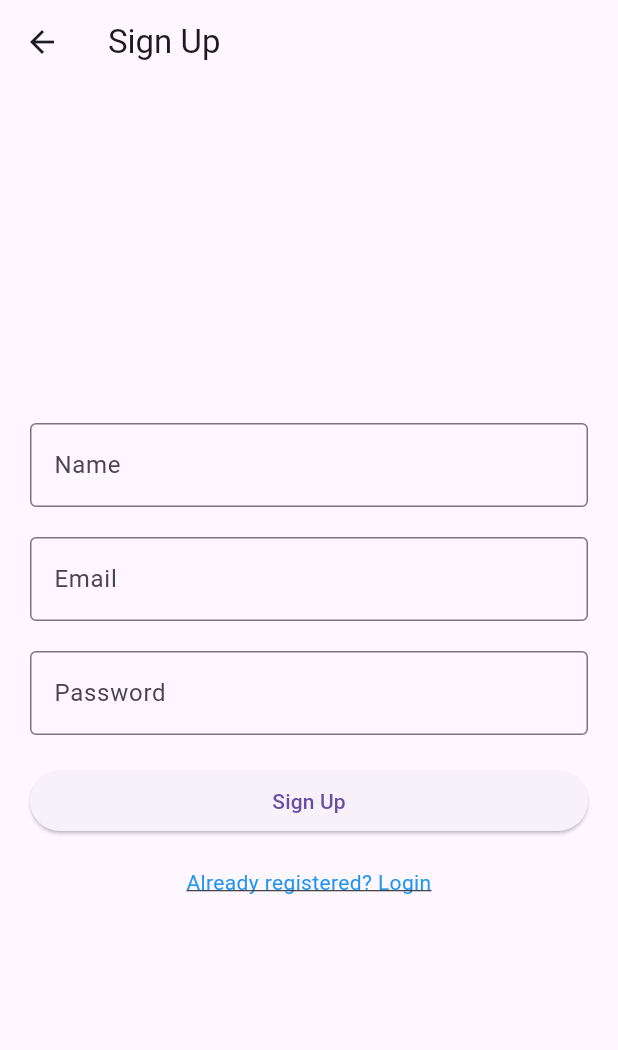
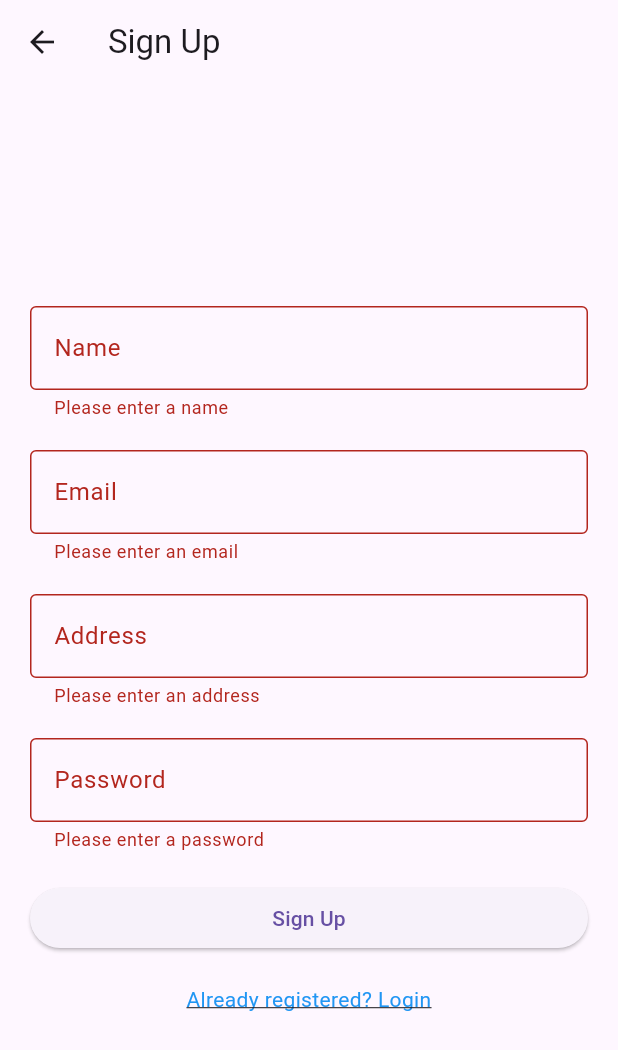
Before and after one commit to rkt1234/ecommerce, a Flutter app: the SignupScreen screen opened directly, after a tap on "Sign Up", on a phone screen of 412 x 824 dp. Shown: the top 1050 px of the screen. Run offline on Flutter 3.47's test engine with Material 3 defaults, Android fonts, the phone set to English and light mode, and no system bars; our stand-ins replace cached_network_image, carousel_slider, delightful_toast; accounts and stored records are empty; network calls fail.

```diff
--- /dev/null
+++ b/lib/models/customer_model.dart
@@ -0,0 +1,22 @@
+class CustomerModel {
+  late String customerName;
+  late String password;
+  late String email;
+  late String address = "";
+
+
+  CustomerModel(
+      {required this.customerName,
+      required this.password,
+      required this.email,
+      required this.address});
+
+  Map<String, String> toJsonRegister() {
+    Map<String, String> userObject = {
+      'customerName': customerName,
+      'password': password,
+      'email': email,
+      'address': address
+    };
+    return userObject;
+  }}
--- /dev/null
+++ b/lib/provider/signup_provider.dart
@@ -0,0 +1,46 @@
+import 'dart:convert';
+
+import 'package:ecommerce/services/customer_api_service.dart';
+import 'package:flutter/material.dart';
+
+class SignupProvider extends ChangeNotifier {
+  String? nameError;
+  String? emailError;
+  String? passwordError;
+  String? addressError;
+  bool isLoading = false;
+  String toastMessage="";
+  late Icon icon;
+  dynamic response;
+  late String jwt;
+  Future<bool>  checkValidity(email, password, address, name) async{
+    print("inside");
+       emailError = email == "" ? "Please enter an email" : null;
+       passwordError = password == "" ? "Please enter a password" : null;
+       addressError = address == "" ? "Please enter an address" : null;
+       nameError = name == "" ? "Please enter a name" : null;
+       notifyListeners();
+       return userServiceCall(email, password, address, name);
+  }
+
+    Future<bool> userServiceCall(email, password, address, name) async {
+    isLoading = true;
+    late bool isNavigate;
+    response = await registerService(email, password, address, name);
+
+    if (response.statusCode == 200) {
+      print("Registration successful");
+      jwt = jsonDecode(response.body)['access_token'];
+      toastMessage = "Registration successful";
+      isNavigate = true;
+      icon = const Icon(Icons.check, color: Colors.green);
+    } else {
+      toastMessage = jsonDecode(response.body)['message'];
+      isNavigate = false;
+      icon = const Icon(Icons.error, color: Colors.red);
+    }
+    isLoading = false;
+    notifyListeners();
+    return isNavigate;
+  }
+}
--- a/lib/screens/home_page.dart
+++ b/lib/screens/home_page.dart
@@ -18,7 +18,7 @@ class _HomeScreenState extends State<HomeScreen> {
     return Scaffold(
       appBar: AppBar(
         title: const Text("Shopnow"),
-        backgroundColor: Colors.red,
+        backgroundColor: Colors.orangeAccent,
       ),
       bottomNavigationBar: BottomNavigationBar(
         elevation: 0,
--- a/lib/screens/signup.dart
+++ b/lib/screens/signup.dart
@@ -1,4 +1,9 @@
+import 'package:ecommerce/provider/signup_provider.dart';
+import 'package:ecommerce/screens/home_page.dart';
+import 'package:ecommerce/services/navigation_service.dart';
+import 'package:ecommerce/services/toast_service.dart';
 import 'package:flutter/material.dart';
+import 'package:provider/provider.dart';
 
 class SignupScreen extends StatefulWidget {
   const SignupScreen({super.key});
@@ -8,43 +13,92 @@ class SignupScreen extends StatefulWidget {
 }
 
 class _SignupScreenState extends State<SignupScreen> {
+  // Text editing controllers
+  final TextEditingController _nameController = TextEditingController();
+  final TextEditingController _emailController = TextEditingController();
+  final TextEditingController _addressController = TextEditingController();
+  final TextEditingController _passwordController = TextEditingController();
+
+  @override
+  void dispose() {
+    // Clean up the controllers when the State is disposed
+    _nameController.dispose();
+    _emailController.dispose();
+    _addressController.dispose();
+    _passwordController.dispose();
+    super.dispose();
+  }
+
   @override
   Widget build(BuildContext context) {
+    return Consumer<SignupProvider>(
+      builder: (context, provider, child) {
+        return Builder(
+          builder: (context) {
             return Scaffold(
+              resizeToAvoidBottomInset: false,
               appBar: AppBar(
                 title: const Text('Sign Up'),
               ),
-      body: Padding(
+              body: Flexible(
+                child: Container(
                   padding: const EdgeInsets.all(20.0),
                   child: Column(
                     crossAxisAlignment: CrossAxisAlignment.stretch,
                     mainAxisAlignment: MainAxisAlignment.center,
                     children: [
-        const TextField(
-          decoration: InputDecoration(
+                      TextField(
+                        controller: _nameController,
+                        decoration:  InputDecoration(
+                          errorText: provider.nameError,
                           labelText: 'Name',
-            border: OutlineInputBorder(),
+                          border: const OutlineInputBorder(),
                         ),
                       ),
                       const SizedBox(height: 20.0),
-        const TextField(
-          decoration: InputDecoration(
+                      TextField(
+                        controller: _emailController,
+                        decoration:  InputDecoration(
+                          errorText: provider.emailError,
                           labelText: 'Email',
-            border: OutlineInputBorder(),
+                          border: const OutlineInputBorder(),
                         ),
                       ),
                       const SizedBox(height: 20.0),
-        const TextField(
+                      TextField(
+                        controller: _addressController,
+                        decoration:  InputDecoration(
+                          errorText: provider.addressError,
+                          labelText: 'Address',
+                          border: const OutlineInputBorder(),
+                        ),
+                      ),
+                      const SizedBox(height: 20.0),
+                      TextField(
+                        controller: _passwordController,
                         obscureText: true,
-          decoration: InputDecoration(
+                        decoration:  InputDecoration(
+                          errorText: provider.passwordError,
                           labelText: 'Password',
-            border: OutlineInputBorder(),
+                          border: const OutlineInputBorder(),
                         ),
                       ),
                       const SizedBox(height: 20.0),
                       ElevatedButton(
-          onPressed: () {
+                        onPressed: () async{
                           // Implement your sign up logic here
+                          String name = _nameController.text.trim();
+                          String email = _emailController.text.trim();
+                          String address = _addressController.text.trim();
+                          String password = _passwordController.text.trim();
+
+                          // Call your provider method to handle signup
+                          bool navigate = await provider.checkValidity(email, password, address, name);
+                            getToast(context, provider.toastMessage, provider.icon);
+                        if (navigate) {
+                          print(provider.jwt);
+                          pushReplacement(context, const HomeScreen());
+                        }
                         },
                         child: const Text('Sign Up'),
                       ),
@@ -63,8 +117,13 @@ class _SignupScreenState extends State<SignupScreen> {
                         ),
                       ),
                     ],
-    )
-      )
+                  ),
+                ),
+              ),
+            );
+          }
+        );
+      },
     );
   }
 }
--- /dev/null
+++ b/lib/services/customer_api_service.dart
@@ -0,0 +1,24 @@
+import 'dart:convert';
+
+import 'package:ecommerce/models/customer_model.dart';
+import 'package:ecommerce/utils/api_urls.dart';
+import 'package:http/http.dart' as http;
+
+Future<dynamic> registerService (
+    String email, String password, String address, String name) async {
+  print("inside register");
+  Map<String, String> body = CustomerModel(
+          password: password,
+          email: email,
+          customerName: name,
+          address: address)
+      .toJsonRegister();
+  Map<String, String> headers = {'Content-Type': 'application/json'};
+  // Add other headers if needed
+  print(body);
+
+  dynamic response = await http.post(Uri.parse(registerUrl),
+      body: jsonEncode(body), headers: headers);
+  print(response.body);
+  return response;
+}
--- /dev/null
+++ b/lib/utils/api_urls.dart
@@ -0,0 +1 @@
+const registerUrl="https://ecommercebackend-o1j1.onrender.com/auth/register";
--- /dev/null
+++ b/lib/utils/configs.dart
@@ -0,0 +1,4 @@
+late int customerId;
+late String customerName;
+late String addresss;
+late String email;
--- a/lib/widgets/product_tile.dart
+++ b/lib/widgets/product_tile.dart
@@ -21,7 +21,6 @@ class _ProductTileState extends State<ProductTile> {
             color: Colors.grey.withOpacity(0.5), // Shadow color
             spreadRadius: 3, // Spread radius
             blurRadius: 3, // Blur radius
-            // offset: Offset(0, 3), // Shadow position
           ),
         ],
         // border: Border.all(
--- a/pubspec.yaml
+++ b/pubspec.yaml
@@ -38,6 +38,8 @@ dependencies:
   provider: ^6.1.2
   carousel_slider: ^4.2.1
   cached_network_image: ^3.4.0
+  delightful_toast: ^1.1.0
+  http: ^1.2.2
 
 dev_dependencies:
   flutter_test:
```
Also changed, not shown: lib/main.dart (+12 -3 lines), lib/screens/product_page.dart (added, +171 -0 lines), lib/services/navigation_service.dart (added, +19 -0 lines), lib/services/toast_service.dart (added, +22 -0 lines), pubspec.lock. Lines whose indentation alone changed are shown as unchanged.
